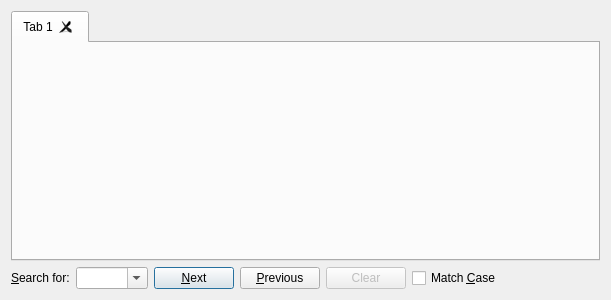
First picture: the form in src/qtgui/preview.ui, repository alberti42/recoll-macos, before the edit.
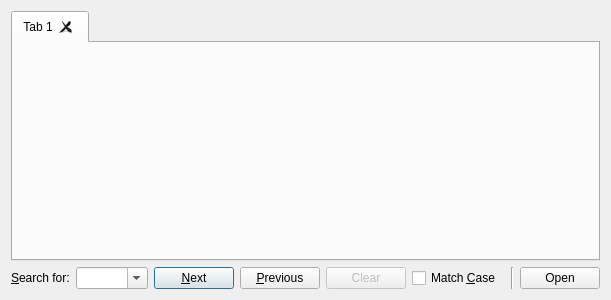
Second picture: the form after the edit.

Commit message: GUI: preview: add Open popup entry and Open button for starting native viewer on current doc

```diff
--- a/src/qtgui/preview.ui
+++ b/src/qtgui/preview.ui
@@ -95,6 +95,20 @@
        </property>
       </spacer>
      </item>
+     <item>
+      <widget class="Line" name="line">
+       <property name="orientation">
+        <enum>Qt::Vertical</enum>
+       </property>
+      </widget>
+     </item>
+     <item>
+      <widget class="QPushButton" name="editPB">
+       <property name="text">
+        <string>Open</string>
+       </property>
+      </widget>
+     </item>
     </layout>
    </item>
   </layout>
```
The commit also changes 3 other files.
